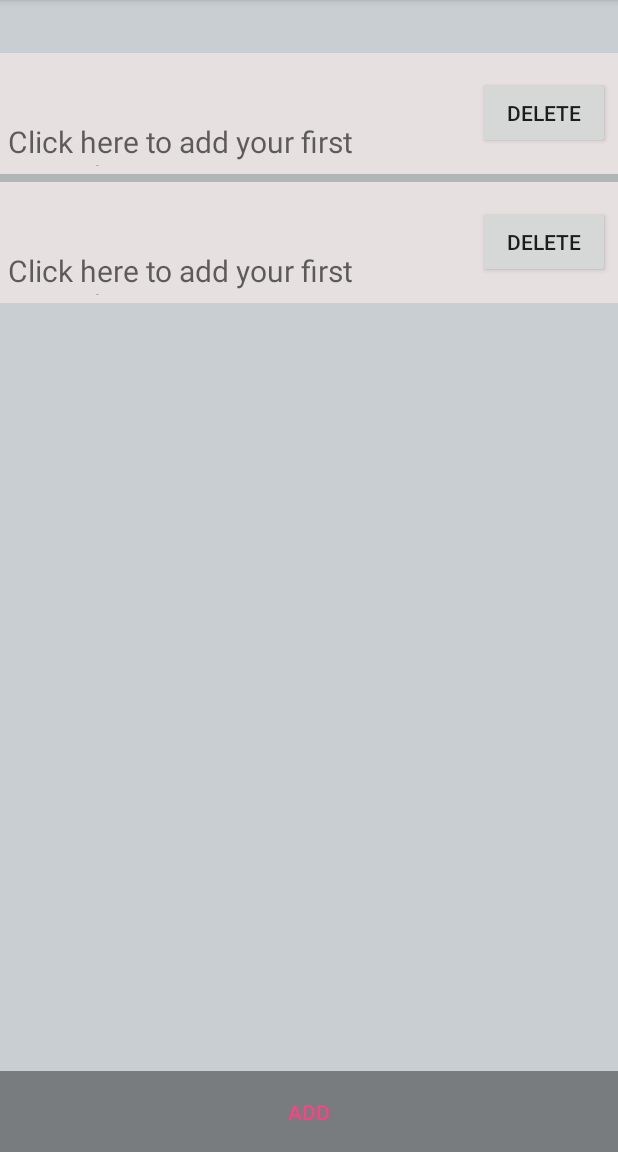
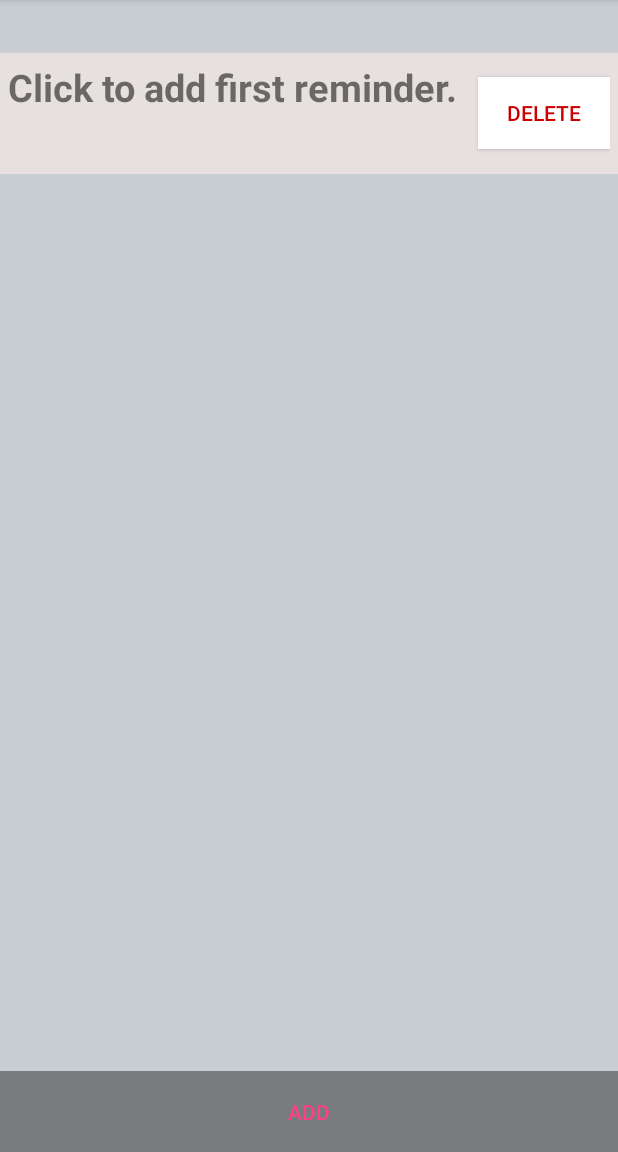
Before and after one commit to Ray-Leung/homework_reminder, an Android app: the HomeActivity screen opened directly, with no data from a screen before it, on a phone screen of 412 x 824 dp, the part 84-1236 px from its top. Run offline under Robolectric (Android 15) with nearby library versions, the phone set to English and light mode, and no system bars.

Commit message:
fix release

```diff
--- a/app/src/debug/res/values/google_maps_api.xml
+++ b/app/src/debug/res/values/google_maps_api.xml
@@ -20,7 +20,7 @@
     Once you have your key (it starts with "AIza"), replace the "google_maps_key"
     string in this file.
     -->
-    <string name="AIzaSyCMoTxAb4OE3xlLDVIU0ypvtKsTziODmdk" templateMergeStrategy="preserve" translatable="false">
+    <string name="AIzaSyBeT4HkLA4AG2x7jaWapeFUEcUI1H5KyoM" templateMergeStrategy="preserve" translatable="false">
         YOUR_KEY_HERE
     </string>
 </resources>
--- a/app/src/main/AndroidManifest.xml
+++ b/app/src/main/AndroidManifest.xml
@@ -46,9 +46,10 @@
              sign the APK for publishing.
              You can define the keys for the debug and release targets in src/debug/ and src/release/.
         -->
+
         <meta-data
             android:name="com.google.android.geo.API_KEY"
-            android:value="@string/google_maps_key" />
+            android:value="AIzaSyCIuL_ZoGB_ipuZ7RlVNQ7_KG0xfJyt5Ts" />
 
 
     </application>
--- a/app/src/main/java/com/teamone/ray/homeworkreminder/HomeActivity.java
+++ b/app/src/main/java/com/teamone/ray/homeworkreminder/HomeActivity.java
@@ -163,8 +163,9 @@ public class HomeActivity extends AppCompatActivity {
             }
         });
 
-
-        Data.read_data(this, db);
+        if (db.isEmpty()) {
+            Data.read_data(this, db);
+        }
         lng = Data.read_loc(this);
 
         listView = (ListView)findViewById(R.id.listView);
@@ -479,7 +480,6 @@ public class HomeActivity extends AppCompatActivity {
                 due = "Due:" + listData.get(position).getDue_date() + " " +
                         listData.get(position).getDue_time();
             }
-            holder.dueView.setText(due);
 
             String d_t;
 
@@ -489,7 +489,9 @@ public class HomeActivity extends AppCompatActivity {
                 d_t = listData.get(position).getTxt();
             }
 
-            holder.txtView.setText(d_t);
+            holder.txtView.setText(due);
+            holder.dueView.setText(d_t);
+
             //holder.delButton.setTag(position);
             holder.delButton.setOnClickListener(new View.OnClickListener() {
                 @Override
--- a/app/src/main/java/com/teamone/ray/homeworkreminder/Items.java
+++ b/app/src/main/java/com/teamone/ray/homeworkreminder/Items.java
@@ -8,7 +8,7 @@ import android.os.Parcelable;
  */
 
 public class Items implements Parcelable{
-    public String INI_TXT = "Click here to add your first reminder.";
+    public String INI_TXT = "Click to add first reminder.";
     private String due_date;
     private String due_time;
     private String txt;
--- a/app/src/main/res/layout/list_section_layout.xml
+++ b/app/src/main/res/layout/list_section_layout.xml
@@ -37,8 +37,10 @@
         android:layout_height="wrap_content"
         android:layout_alignParentEnd="true"
         android:layout_centerVertical="true"
+        android:background="@android:color/white"
         android:focusable="false"
-        android:text="DELETE" />
+        android:text="DELETE"
+        android:textColor="@android:color/holo_red_dark" />
 
 
 </RelativeLayout>
--- a/app/src/main/res/values/strings.xml
+++ b/app/src/main/res/values/strings.xml
@@ -8,5 +8,5 @@
     <string name="Month">Month</string>
     <string name="Leave_Your_Message">Leave Your Message</string>
     <string name="title_activity_maps">Map</string>
-    <string name="google_maps_key">AIzaSyCMoTxAb4OE3xlLDVIU0ypvtKsTziODmdk</string>
+    <string name="google_maps_key">AIzaSyBeT4HkLA4AG2x7jaWapeFUEcUI1H5KyoM</string>
 </resources>
```
Also changed, not shown: app/src/main/java/com/teamone/ray/homeworkreminder/Alarm_Service.java (+50 -2 lines), app/src/main/res/layout/activity_set_start_time.xml (+7 -7 lines), 1 other file.
